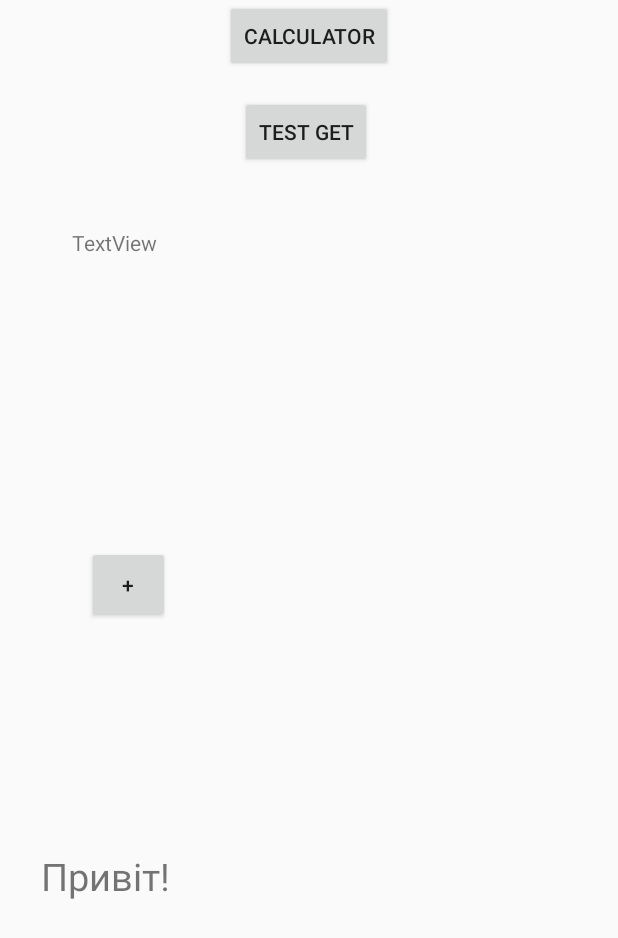
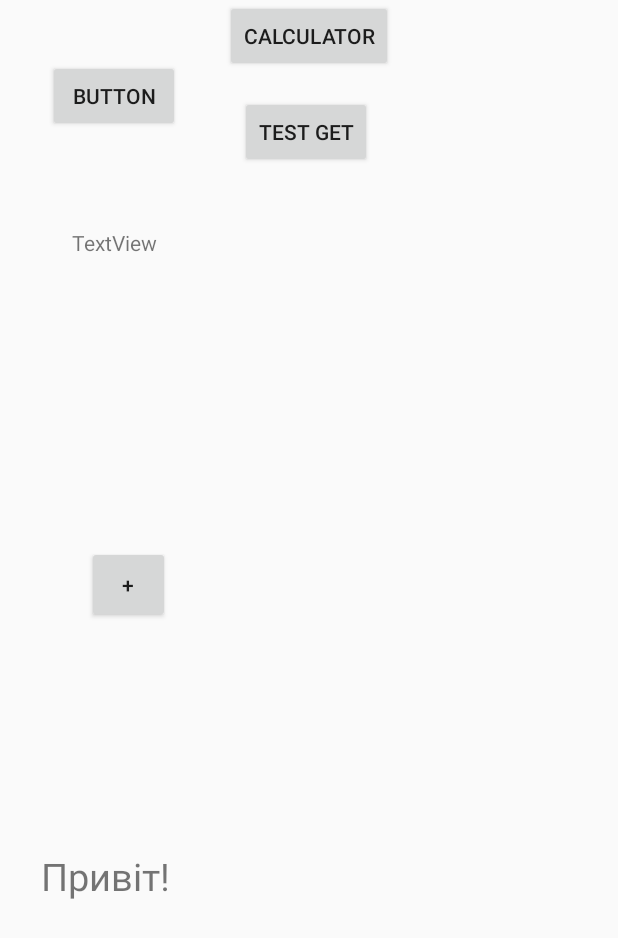
Before and after one commit to novakvova/DreamApiAdnroidPV826, an Android app: the layout activity_main.xml on its own in the app's theme, with its tools: preview values and no code run, on a phone screen of 412 x 824 dp. Shown: the top 938 px of the screen. Run offline under Robolectric (Android 15) with nearby library versions, the phone set to English and light mode, and no system bars; network calls fail.

Commit message:
full create login

```diff
--- a/Deam.Android/app/build.gradle
+++ b/Deam.Android/app/build.gradle
@@ -35,6 +35,7 @@ dependencies {
     implementation 'androidx.navigation:navigation-ui:2.3.0'
     implementation 'androidx.lifecycle:lifecycle-extensions:2.2.0'
     implementation 'androidx.legacy:legacy-support-v4:1.0.0'
+    implementation 'androidx.annotation:annotation:1.1.0'
     testImplementation 'junit:junit:4.12'
     androidTestImplementation 'androidx.test.ext:junit:1.1.1'
     androidTestImplementation 'androidx.test.espresso:espresso-core:3.2.0'
--- a/Deam.Android/app/src/main/java/com/example/dream/MainActivity.java
+++ b/Deam.Android/app/src/main/java/com/example/dream/MainActivity.java
@@ -15,6 +15,7 @@ import com.android.volley.toolbox.NetworkImageView;
 import com.example.dream.network.ImageRequester;
 import com.example.dream.network.NetworkService;
 import com.example.dream.network.Post;
+
 
 import retrofit2.Call;
 import retrofit2.Callback;
@@ -48,6 +49,10 @@ public class MainActivity extends AppCompatActivity {
         Intent intent = new Intent(this, CalculatorActivity.class);
         startActivity(intent);
     }
+    public void btnlogin(View v) {
+        Intent intent = new Intent(this, LoginActivity.class);
+        startActivity(intent);
+    }
 
     public void TestGet(View v) {
         NetworkService.getInstance()
--- a/Deam.Android/app/src/main/java/com/example/dream/network/JSONPlaceHolderApi.java
+++ b/Deam.Android/app/src/main/java/com/example/dream/network/JSONPlaceHolderApi.java
@@ -1,10 +1,16 @@
 package com.example.dream.network;
 
 import retrofit2.Call;
+import retrofit2.http.Body;
 import retrofit2.http.GET;
+import retrofit2.http.POST;
 import retrofit2.http.Path;
 
 public interface JSONPlaceHolderApi {
     @GET("/posts/{id}")
     public Call<Post> getPostWithID(@Path("id") int id);
+    @POST("/api/account/login")
+    public Call<Tokens> login(@Body Login m);
+    ///@POST("/api/auth/refresh")
+    ///public Call<Tokens> refresh(@Body Refresh m);
 }
--- a/Deam.Android/app/src/main/java/com/example/dream/network/NetworkService.java
+++ b/Deam.Android/app/src/main/java/com/example/dream/network/NetworkService.java
@@ -7,7 +7,8 @@ import retrofit2.converter.gson.GsonConverterFactory;
 
 public class NetworkService {
     private static NetworkService mInstance;
-    private static final String BASE_URL = Urls.BASE_URL;
+    //private static final String BASE_URL = Urls.BASE_URL;
+    private static final String BASE_URL = "http://10.0.2.2:64828";
     //private static final String BASE_URL = "https://jsonplaceholder.typicode.com";
     private Retrofit mRetrofit;
 
--- /dev/null
+++ b/Deam.Android/app/src/main/res/layout-land/activity_login.xml
@@ -0,0 +1,6 @@
+<?xml version="1.0" encoding="utf-8"?>
+<androidx.constraintlayout.widget.ConstraintLayout
+    xmlns:android="http://schemas.android.com/apk/res/android" android:layout_width="match_parent"
+    android:layout_height="match_parent">
+
+</androidx.constraintlayout.widget.ConstraintLayout>
--- a/Deam.Android/app/src/main/res/layout/activity_main.xml
+++ b/Deam.Android/app/src/main/res/layout/activity_main.xml
@@ -71,5 +71,16 @@
         app:layout_constraintStart_toEndOf="@+id/btn_plus"
         app:layout_constraintTop_toBottomOf="@+id/textVtestGet" />
 
+    <Button
+        android:id="@+id/button"
+        android:layout_width="wrap_content"
+        android:layout_height="wrap_content"
+        android:layout_marginStart="32dp"
+        android:layout_marginTop="40dp"
+        android:onClick="btnlogin"
+        android:text="Button"
+        app:layout_constraintStart_toStartOf="parent"
+        app:layout_constraintTop_toTopOf="parent" />
+
 
 </androidx.constraintlayout.widget.ConstraintLayout>
--- a/Deam.Android/app/src/main/res/values/colors.xml
+++ b/Deam.Android/app/src/main/res/values/colors.xml
@@ -3,4 +3,20 @@
     <color name="colorPrimary">#6200EE</color>
     <color name="colorPrimaryDark">#3700B3</color>
     <color name="colorAccent">#03DAC5</color>
+
+        <color name="primary">#E43F3F</color>
+        <color name="primary_dark">#E12929</color>
+        <color name="primary_darker">#CC1D1D</color>
+        <color name="accent">#FFFFFF</color>
+
+        <color name="black">#000000</color>
+        <color name="jet">#222222</color>
+        <color name="oil">#333333</color>
+        <color name="monsoon">#777777</color>
+        <color name="jumbo">#888888</color>
+        <color name="aluminum">#999999</color>
+        <color name="base">#AAAAAA</color>
+        <color name="iron">#CCCCCC</color>
+        <color name="white">#FFFFFF</color>
+
 </resources>
--- /dev/null
+++ b/Deam.Android/app/src/main/res/values/dimens.xml
@@ -0,0 +1,5 @@
+<resources>
+    <!-- Default screen margins, per the Android Design guidelines. -->
+    <dimen name="activity_horizontal_margin">16dp</dimen>
+    <dimen name="activity_vertical_margin">16dp</dimen>
+</resources>
--- a/Deam.Android/app/src/main/res/values/styles.xml
+++ b/Deam.Android/app/src/main/res/values/styles.xml
@@ -1,10 +1,36 @@
 <resources>
+    <!-- Base application theme. -->
+<!--    <style name="AppTheme" parent="Theme.AppCompat.Light.DarkActionBar">-->
+<!--        &lt;!&ndash; Customize your theme here. &ndash;&gt;-->
+<!--        <item name="colorPrimary">@color/colorPrimary</item>-->
+<!--        <item name="colorPrimaryDark">@color/colorPrimaryDark</item>-->
+<!--        <item name="colorAccent">@color/colorAccent</item>-->
+<!--    </style>-->
     <!-- Base application theme. -->
     <style name="AppTheme" parent="Theme.AppCompat.Light.DarkActionBar">
         <!-- Customize your theme here. -->
-        <item name="colorPrimary">@color/colorPrimary</item>
-        <item name="colorPrimaryDark">@color/colorPrimaryDark</item>
-        <item name="colorAccent">@color/colorAccent</item>
+    </style>
+
+    <style name="AppTheme.Dark" parent="Theme.AppCompat.NoActionBar">
+        <item name="colorPrimary">@color/primary</item>
+        <item name="colorPrimaryDark">@color/primary_dark</item>
+        <item name="colorAccent">@color/accent</item>
+
+        <item name="android:windowBackground">@color/primary</item>
+
+        <item name="colorControlNormal">@color/iron</item>
+        <item name="colorControlActivated">@color/white</item>
+        <item name="colorControlHighlight">@color/white</item>
+        <item name="android:textColorHint">@color/iron</item>
+
+        <item name="colorButtonNormal">@color/primary_darker</item>
+<!--        <item name="android:colorButtonNormal">@color/primary_darker</item>-->
+    </style>
+
+    <style name="AppTheme.Dark.Dialog" parent="Theme.AppCompat.Dialog">
+        <item name="colorAccent">@color/white</item>
+        <item name="android:textColorPrimary">@color/iron</item>
+        <item name="android:background">@color/primary</item>
     </style>
 
 </resources>
```
Also changed, not shown: Deam.Android/app/src/main/AndroidManifest.xml (+5 -2 lines), Deam.Android/app/src/main/java/com/example/dream/LoginActivity.java (added, +14 -0 lines), Deam.Android/app/src/main/java/com/example/dream/data/LoginDataSource.java (added, +89 -0 lines), Deam.Android/app/src/main/java/com/example/dream/data/LoginRepository.java (added, +54 -0 lines), Deam.Android/app/src/main/java/com/example/dream/data/Result.java (added, +48 -0 lines), Deam.Android/app/src/main/java/com/example/dream/data/model/LoggedInUser.java (added, +23 -0 lines), Deam.Android/app/src/main/java/com/example/dream/network/Login.java (added, +29 -0 lines), Deam.Android/app/src/main/java/com/example/dream/network/Tokens.java (added, +34 -0 lines), Deam.Android/app/src/main/res/layout/activity_login.xml (added, +85 -0 lines), Deam.Android/app/src/main/res/values/strings.xml (+9 -0 lines), 1 other file.
